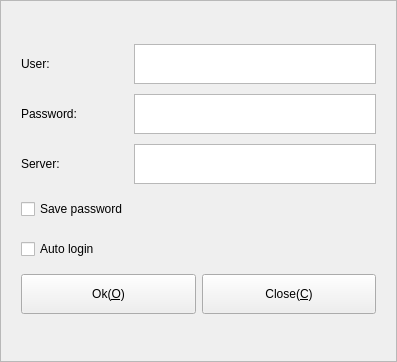
First picture: the form in Widgets/DlgLogin/FrmLogin.ui, repository KangLin/RabbitIm, before the edit.
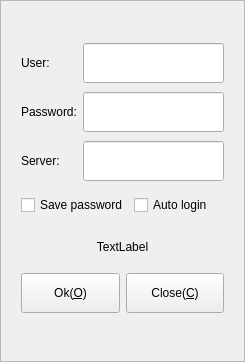
Second picture: the form after the edit.

Commit message: had do user login

```diff
--- a/Widgets/DlgLogin/FrmLogin.ui
+++ b/Widgets/DlgLogin/FrmLogin.ui
@@ -6,7 +6,7 @@
    <rect>
     <x>0</x>
     <y>0</y>
-    <width>397</width>
+    <width>245</width>
     <height>362</height>
    </rect>
   </property>
@@ -73,13 +73,7 @@
        </widget>
       </item>
       <item row="0" column="1">
-       <widget class="QTextEdit" name="txtUser">
-        <property name="sizePolicy">
-         <sizepolicy hsizetype="Preferred" vsizetype="Fixed">
-          <horstretch>0</horstretch>
-          <verstretch>0</verstretch>
-         </sizepolicy>
-        </property>
+       <widget class="QLineEdit" name="lnUser">
         <property name="minimumSize">
          <size>
           <width>0</width>
@@ -120,13 +114,7 @@
        </widget>
       </item>
       <item row="1" column="1">
-       <widget class="QTextEdit" name="txtPassword">
-        <property name="sizePolicy">
-         <sizepolicy hsizetype="Preferred" vsizetype="Fixed">
-          <horstretch>0</horstretch>
-          <verstretch>0</verstretch>
-         </sizepolicy>
-        </property>
+       <widget class="QLineEdit" name="lnPassword">
         <property name="minimumSize">
          <size>
           <width>0</width>
@@ -139,6 +127,9 @@
           <height>40</height>
          </size>
         </property>
+        <property name="echoMode">
+         <enum>QLineEdit::Password</enum>
+        </property>
        </widget>
       </item>
       <item row="2" column="0">
@@ -167,13 +158,7 @@
        </widget>
       </item>
       <item row="2" column="1">
-       <widget class="QTextEdit" name="txtServer">
-        <property name="sizePolicy">
-         <sizepolicy hsizetype="Preferred" vsizetype="Fixed">
-          <horstretch>0</horstretch>
-          <verstretch>0</verstretch>
-         </sizepolicy>
-        </property>
+       <widget class="QLineEdit" name="lnServer">
         <property name="minimumSize">
          <size>
           <width>0</width>
@@ -188,7 +173,9 @@
         </property>
        </widget>
       </item>
-      <item row="3" column="0">
+      <item row="3" column="0" colspan="2">
+       <layout class="QHBoxLayout" name="horizontalLayout_2">
+        <item>
        <widget class="QCheckBox" name="chkSave">
         <property name="sizePolicy">
          <sizepolicy hsizetype="Minimum" vsizetype="Fixed">
@@ -213,10 +200,10 @@
         </property>
        </widget>
       </item>
-      <item row="4" column="0">
+        <item>
        <widget class="QCheckBox" name="chkLogin">
         <property name="sizePolicy">
-         <sizepolicy hsizetype="Minimum" vsizetype="Fixed">
+           <sizepolicy hsizetype="Preferred" vsizetype="Fixed">
           <horstretch>0</horstretch>
           <verstretch>0</verstretch>
          </sizepolicy>
@@ -235,6 +222,39 @@
         </property>
         <property name="text">
          <string>Auto login</string>
+          </property>
+         </widget>
+        </item>
+       </layout>
+      </item>
+      <item row="4" column="0" colspan="2">
+       <widget class="QLabel" name="lbePrompt">
+        <property name="enabled">
+         <bool>true</bool>
+        </property>
+        <property name="sizePolicy">
+         <sizepolicy hsizetype="Preferred" vsizetype="Fixed">
+          <horstretch>0</horstretch>
+          <verstretch>0</verstretch>
+         </sizepolicy>
+        </property>
+        <property name="minimumSize">
+         <size>
+          <width>0</width>
+          <height>35</height>
+         </size>
+        </property>
+        <property name="maximumSize">
+         <size>
+          <width>16777215</width>
+          <height>35</height>
+         </size>
+        </property>
+        <property name="text">
+         <string>TextLabel</string>
+        </property>
+        <property name="alignment">
+         <set>Qt::AlignCenter</set>
         </property>
        </widget>
       </item>
```
Lines whose indentation alone changed are shown as unchanged. The commit also changes 15 other files.
